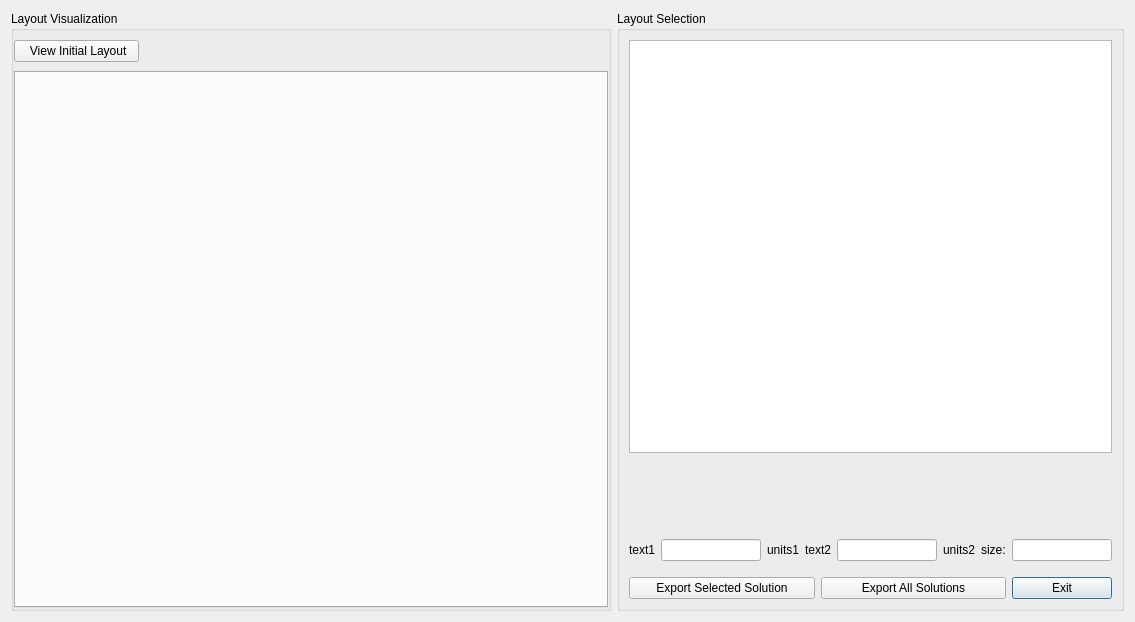
First picture: the form in NEW_UI/ui/solutionBrowser.ui, repository e3da/PowerSynth2-core, before the edit.
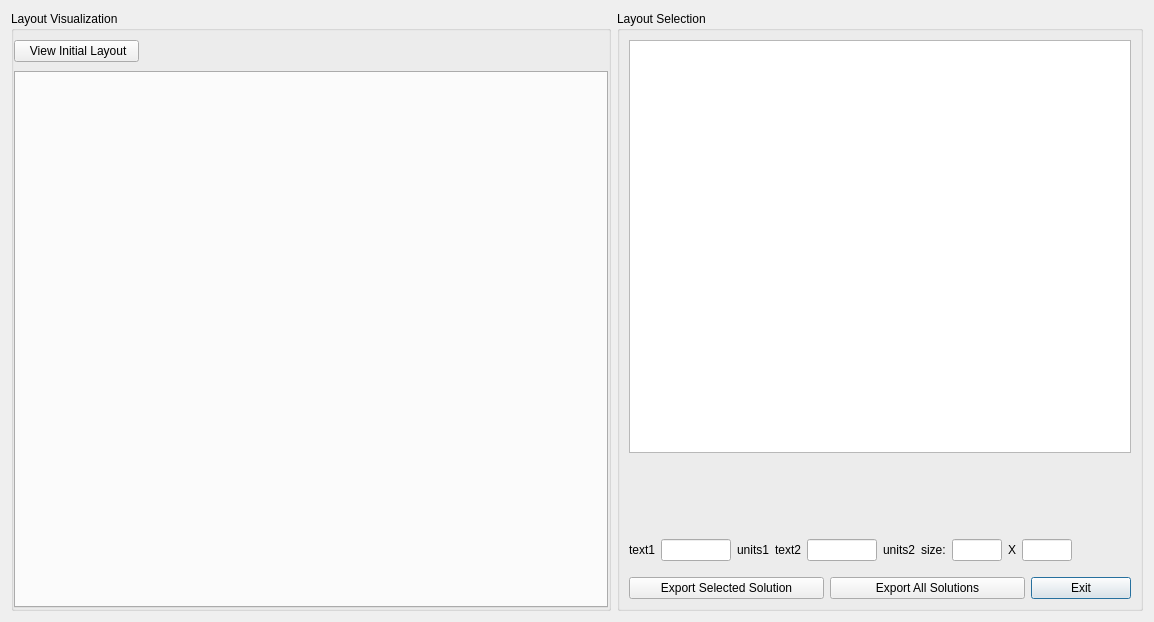
Second picture: the form after the edit.

Commit message: Centered Graph in Solution Browser

Diff of the .ui file:
```diff
--- a/NEW_UI/ui/solutionBrowser.ui
+++ b/NEW_UI/ui/solutionBrowser.ui
@@ -6,7 +6,7 @@
    <rect>
     <x>0</x>
     <y>0</y>
-    <width>1126</width>
+    <width>1154</width>
     <height>618</height>
    </rect>
   </property>
@@ -142,7 +142,7 @@
           </property>
           <property name="maximumSize">
            <size>
-            <width>100</width>
+            <width>70</width>
             <height>16777215</height>
            </size>
           </property>
@@ -155,6 +155,19 @@
           </property>
          </widget>
         </item>
+        <item>
+         <spacer name="horizontalSpacer_2">
+          <property name="orientation">
+           <enum>Qt::Horizontal</enum>
+          </property>
+          <property name="sizeHint" stdset="0">
+           <size>
+            <width>40</width>
+            <height>20</height>
+           </size>
+          </property>
+         </spacer>
+        </item>
         <item>
          <widget class="QLabel" name="y_label">
           <property name="text">
@@ -172,7 +185,7 @@
           </property>
           <property name="maximumSize">
            <size>
-            <width>100</width>
+            <width>70</width>
             <height>16777215</height>
            </size>
           </property>
@@ -185,6 +198,19 @@
           </property>
          </widget>
         </item>
+        <item>
+         <spacer name="horizontalSpacer_3">
+          <property name="orientation">
+           <enum>Qt::Horizontal</enum>
+          </property>
+          <property name="sizeHint" stdset="0">
+           <size>
+            <width>40</width>
+            <height>20</height>
+           </size>
+          </property>
+         </spacer>
+        </item>
         <item>
          <widget class="QLabel" name="label_4">
           <property name="text">
@@ -202,7 +228,30 @@
           </property>
           <property name="maximumSize">
            <size>
-            <width>100</width>
+            <width>50</width>
+            <height>16777215</height>
+           </size>
+          </property>
+         </widget>
+        </item>
+        <item>
+         <widget class="QLabel" name="label">
+          <property name="text">
+           <string>X</string>
+          </property>
+         </widget>
+        </item>
+        <item>
+         <widget class="QLineEdit" name="lineEdit_size_h">
+          <property name="sizePolicy">
+           <sizepolicy hsizetype="Fixed" vsizetype="Fixed">
+            <horstretch>0</horstretch>
+            <verstretch>0</verstretch>
+           </sizepolicy>
+          </property>
+          <property name="maximumSize">
+           <size>
+            <width>50</width>
             <height>16777215</height>
            </size>
           </property>
```
Left out of the diff: 2 changed lines with no effect on the pictures. The commit also changes 4 other files.
